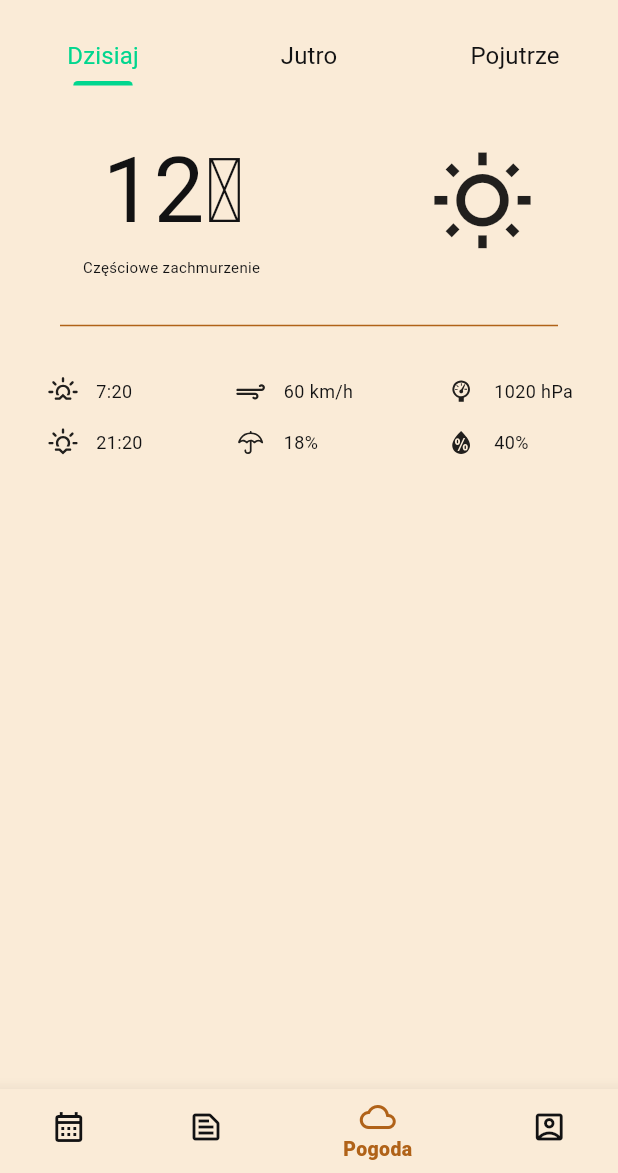
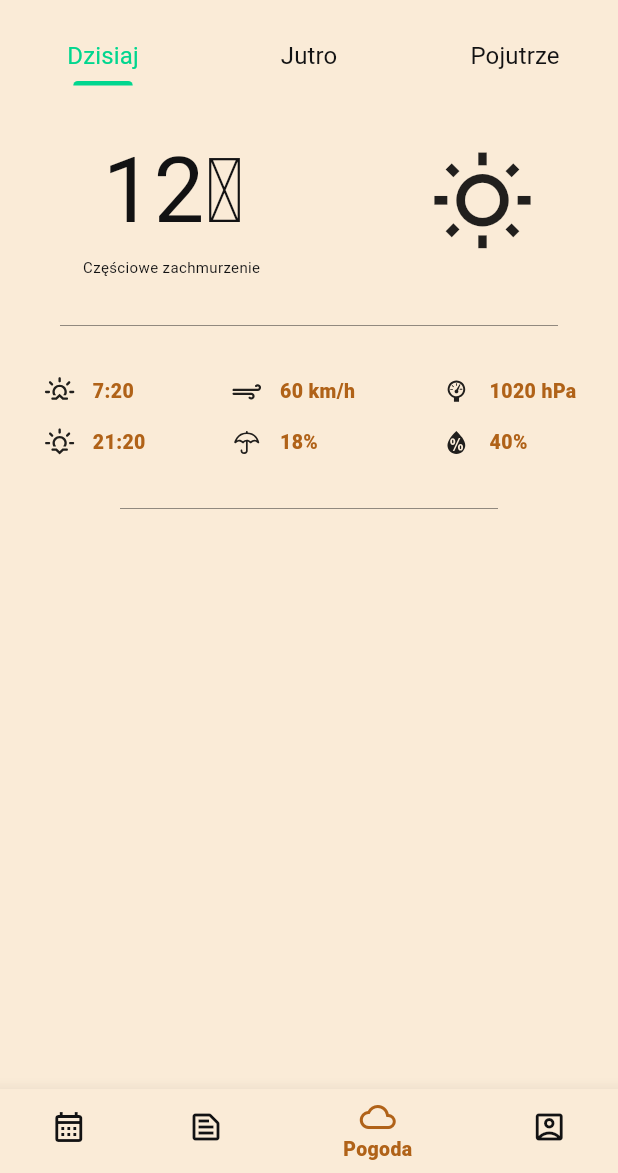
Before and after one commit to patrykdybalski/NOTSY, a Flutter app: the screen it shows once a user with an empty profile is signed in, item 3 of the bottom bar chosen, on a phone screen of 412 x 824 dp, the part 63-1236 px from its top. Run offline on Flutter 3.47's test engine with Material 2 defaults, Android fonts, the phone set to English and light mode, and no system bars; our stand-ins replace cloud_firestore, firebase_auth, firebase_core, flutter_bloc, flutter_colorpicker, flutter_slidable and 4 more; accounts and stored records are empty; Roboto replaces fonts that are missing (Domine).

Commit message:
Create WeatherCubit, change info text color

```diff
--- /dev/null
+++ b/lib/app/features/home/pages/weather_page/cubit/weather_cubit.dart
@@ -0,0 +1,9 @@
+
+import 'package:flutter/material.dart';
+import 'package:flutter_bloc/flutter_bloc.dart';
+
+part 'weather_state.dart';
+
+class WeatherCubit extends Cubit<WeatherState> {
+  WeatherCubit() : super(WeatherState());
+}
--- /dev/null
+++ b/lib/app/features/home/pages/weather_page/cubit/weather_state.dart
@@ -0,0 +1,4 @@
+part of 'weather_cubit.dart';
+
+@immutable
+class WeatherState {}
--- a/lib/app/features/home/pages/weather_page/tabs/first_tab.dart
+++ b/lib/app/features/home/pages/weather_page/tabs/first_tab/first_tab.dart
@@ -3,9 +3,14 @@ import 'package:primary_school/constans/colors.dart';
 import 'package:primary_school/constans/font_style.dart';
 import 'package:weather_icons/weather_icons.dart';
 
-class FirstTab extends StatelessWidget {
+class FirstTab extends StatefulWidget {
   const FirstTab({super.key});
 
+  @override
+  State<FirstTab> createState() => _FirstTabState();
+}
+
+class _FirstTabState extends State<FirstTab> {
   @override
   Widget build(BuildContext context) {
     return Column(
@@ -13,9 +18,7 @@ class FirstTab extends StatelessWidget {
         const SizedBox(
           height: 24,
         ),
-        // ignore: avoid_unnecessary_containers
-        Container(
-          child: Row(
+        Row(
           mainAxisAlignment: MainAxisAlignment.spaceAround,
           children: [
             Column(
@@ -36,14 +39,14 @@ class FirstTab extends StatelessWidget {
             ),
           ],
         ),
-        ),
         const SizedBox(
           height: 24,
         ),
         const Divider(
           endIndent: 40,
           indent: 40,
-          color: AppColors.redColor,
+          thickness: 0.3,
+          color: AppColors.secondaryColor,
         ),
         const SizedBox(
           height: 24,
@@ -93,7 +96,9 @@ class FirstTab extends StatelessWidget {
                 const SizedBox(height: 10),
                 Row(
                   children: [
-                    const BoxedIcon(WeatherIcons.umbrella),
+                    const BoxedIcon(
+                      WeatherIcons.umbrella,
+                    ),
                     const SizedBox(width: 10),
                     Text(
                       '18%',
@@ -108,7 +113,9 @@ class FirstTab extends StatelessWidget {
               children: [
                 Row(
                   children: [
-                    const BoxedIcon(WeatherIcons.barometer),
+                    const BoxedIcon(
+                      WeatherIcons.barometer,
+                    ),
                     const SizedBox(width: 10),
                     Text(
                       '1020 hPa',
@@ -131,6 +138,18 @@ class FirstTab extends StatelessWidget {
             ),
           ],
         ),
+        const SizedBox(
+          height: 24,
+        ),
+        const Divider(
+          endIndent: 80,
+          indent: 80,
+          thickness: 0.3,
+          color: AppColors.secondaryColor,
+        ),
+        const SizedBox(
+          height: 24,
+        ),
       ],
     );
   }
--- a/lib/app/features/home/pages/weather_page/weather_page.dart
+++ b/lib/app/features/home/pages/weather_page/weather_page.dart
@@ -1,7 +1,7 @@
 import 'package:flutter/material.dart';
-import 'package:primary_school/app/features/home/pages/weather_page/tabs/first_tab.dart';
-import 'package:primary_school/app/features/home/pages/weather_page/tabs/second_tab.dart';
-import 'package:primary_school/app/features/home/pages/weather_page/tabs/third_tab.dart';
+import 'package:primary_school/app/features/home/pages/weather_page/tabs/first_tab/first_tab.dart';
+import 'package:primary_school/app/features/home/pages/weather_page/tabs/second_tab/second_tab.dart';
+import 'package:primary_school/app/features/home/pages/weather_page/tabs/third_tab/third_tab.dart';
 import 'package:primary_school/constans/colors.dart';
 import 'package:primary_school/constans/font_style.dart';
 
--- a/lib/constans/font_style.dart
+++ b/lib/constans/font_style.dart
@@ -78,9 +78,9 @@ class TextStyles {
     fontWeight: FontWeight.w400,
   );
   static TextStyle weatherStyle3 = GoogleFonts.domine(
-    color: AppColors.secondaryColor,
-    fontSize: 12,
-    fontWeight: FontWeight.w400,
+    color: AppColors.redColor,
+    fontSize: 13,
+    fontWeight: FontWeight.w800,
   );
   static TextStyle weatherStyle4 = GoogleFonts.domine(
     color: AppColors.secondaryColor,
```
Also changed, not shown: lib/app/features/home/pages/weather_page/tabs/second_tab/second_tab.dart (renamed from lib/app/features/home/pages/weather_page/tabs/second_tab.dart), lib/app/features/home/pages/weather_page/tabs/third_tab/third_tab.dart (renamed from lib/app/features/home/pages/weather_page/tabs/third_tab.dart). Lines whose indentation alone changed are shown as unchanged.
